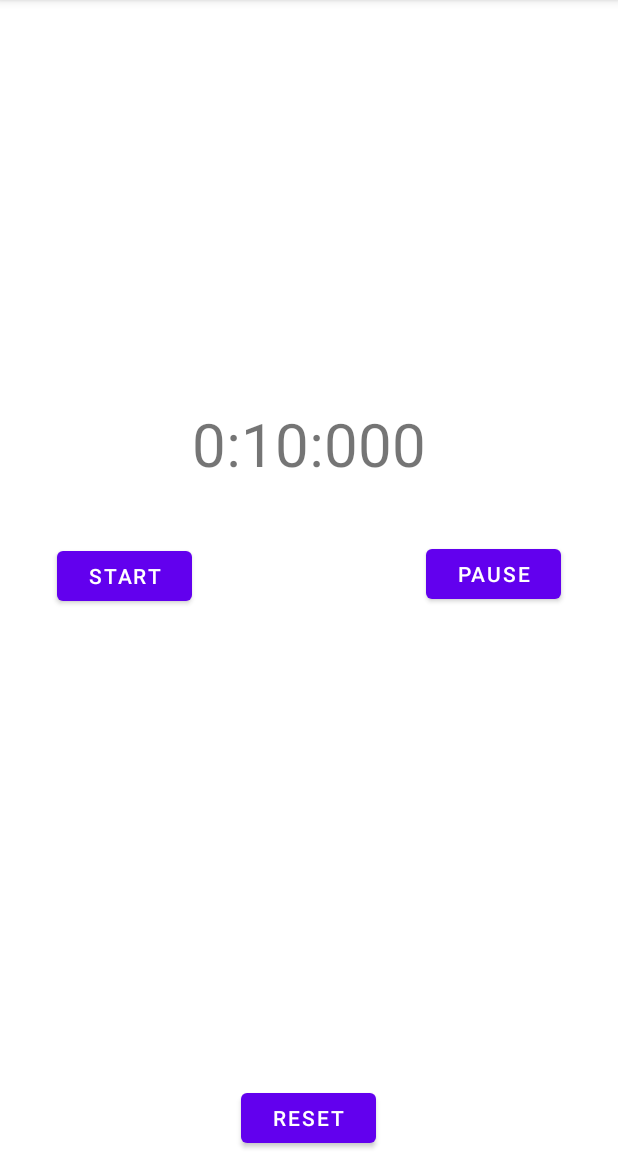
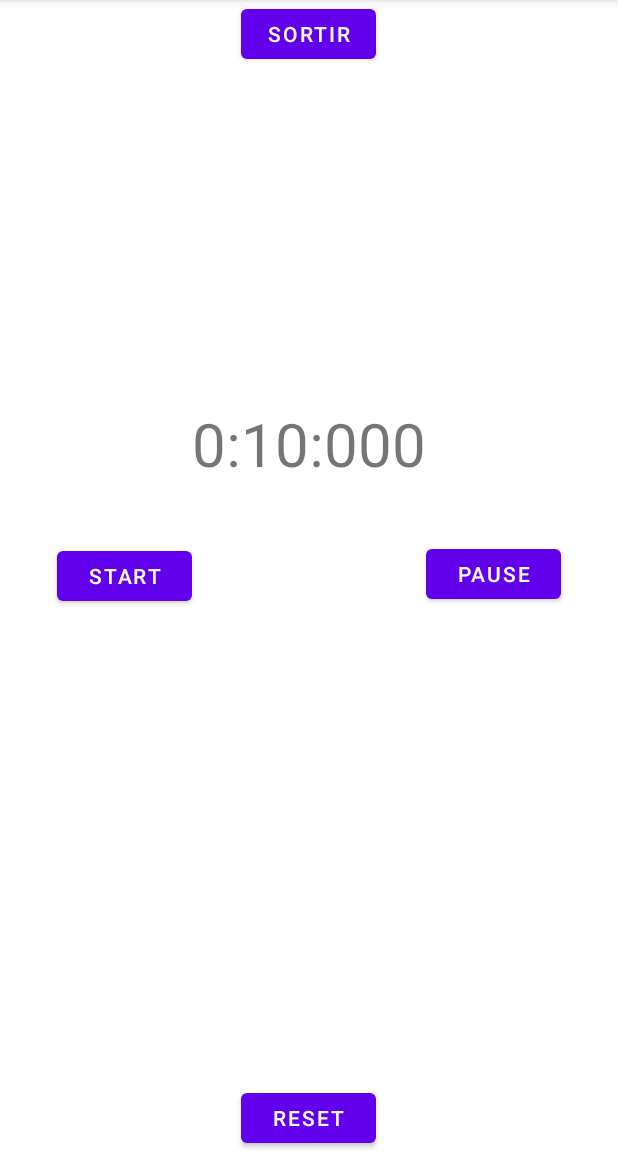
Before and after one commit to LamsaLL/tabata_timer, an Android app: the screen it shows after launch (WorkoutActivity), after a tap on "entrainement 1", on a phone screen of 412 x 824 dp, the part 84-1236 px from its top. Run offline under Robolectric (Android 15) with nearby library versions, the phone set to English and light mode, and no system bars; our stand-ins replace Room's generated code.

Commit message:
feat(WorkoutActivity): add exit button

```diff
--- a/app/src/main/java/com/example/amsallel_tabata_timer/WorkoutActivity.java
+++ b/app/src/main/java/com/example/amsallel_tabata_timer/WorkoutActivity.java
@@ -55,7 +55,7 @@ public class WorkoutActivity extends AppCompatActivity implements OnUpdateListen
 
     // Lancer le compteur
     public void onStart(View view) {
-
+        //mettre timer == null ou disable le bouton play pour éviter bug
         counter.start();
     }
 
@@ -68,6 +68,11 @@ public class WorkoutActivity extends AppCompatActivity implements OnUpdateListen
     // Remettre à zéro le compteur
     public void onReset(View view) {
         counter.reset();
+    }
+
+    // Sortir de l'entrainement
+    public void onClose(View view){
+        WorkoutActivity.super.finish();
     }
 
 //    public void startCounter(Action action){
--- a/app/src/main/res/layout/activity_workout.xml
+++ b/app/src/main/res/layout/activity_workout.xml
@@ -5,6 +5,13 @@
     android:layout_width="match_parent"
     android:layout_height="match_parent"
     tools:context=".MainActivity">
+    <Button
+        android:layout_width="90dp"
+        android:layout_height="45dp"
+        android:layout_centerHorizontal="true"
+        android:text="@string/exit_button_text"
+        android:onClick="onClose"
+        />
 
     <TextView
         android:id="@+id/timerValue"
@@ -23,9 +30,8 @@
         android:layout_alignParentLeft="true"
         android:layout_centerVertical="true"
         android:layout_marginLeft="38dp"
-        android:text="Start"
         android:onClick="onStart"
-        />
+        android:text="Start" />
 
     <Button
         android:id="@+id/pauseButton"
@@ -43,9 +49,8 @@
         android:id="@+id/resetButton"
         android:layout_width="90dp"
         android:layout_height="45dp"
+        android:layout_alignParentBottom="true"
         android:layout_centerInParent="true"
-        android:layout_alignParentBottom="true"
-        android:text="Reset"
         android:onClick="onReset"
-        />
+        android:text="Reset" />
 </RelativeLayout>
--- a/app/src/main/res/values/strings.xml
+++ b/app/src/main/res/values/strings.xml
@@ -12,4 +12,5 @@
     <string name="cycle_label">Cycles</string>
     <string name="set_label">Sets</string>
     <string name="restBtwSet_label">Repos entre les sets</string>
+    <string name="exit_button_text">Sortir</string>
 </resources>
```
Also changed, not shown: 2 other files.
